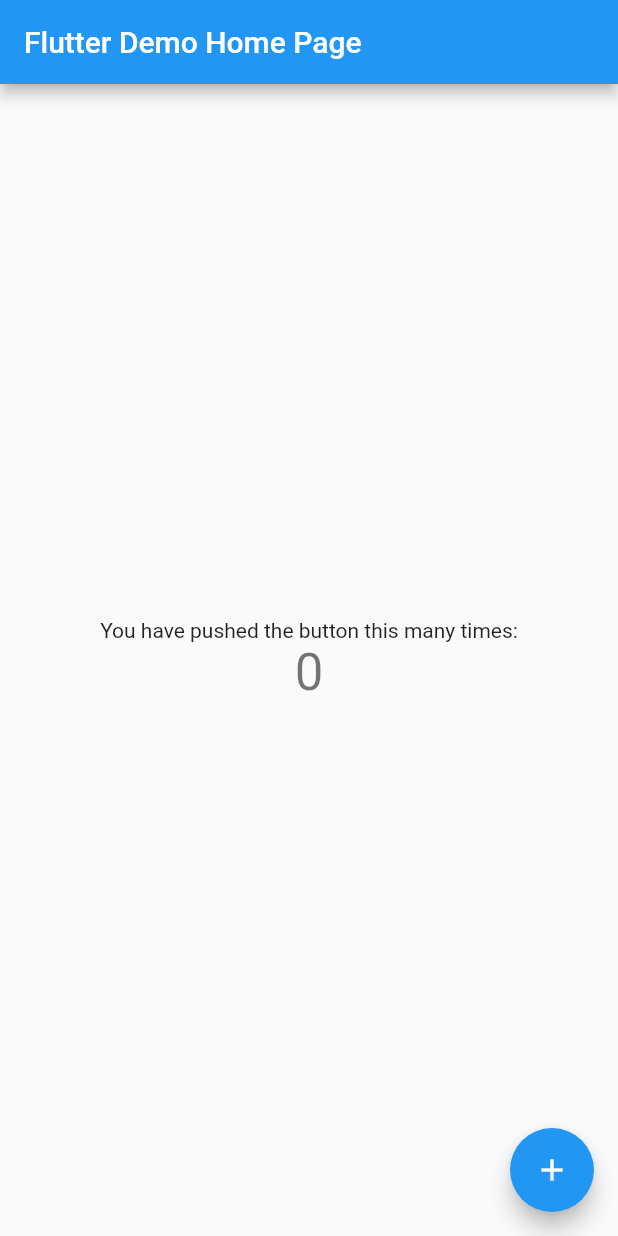
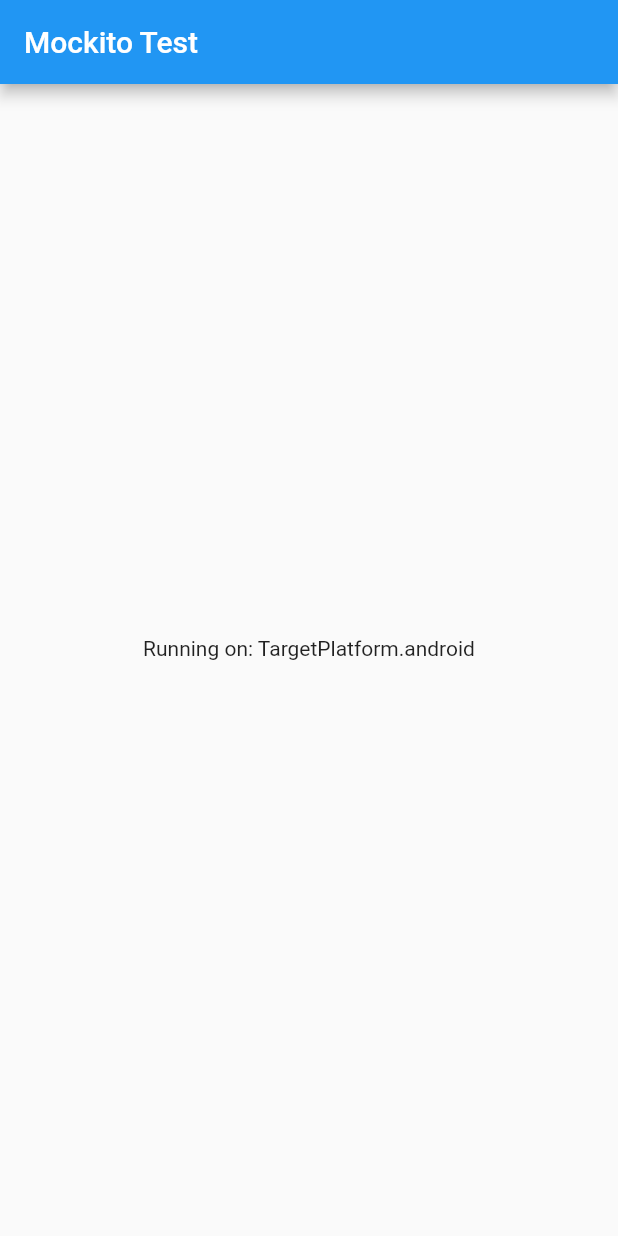
Before and after one commit to sababuvercetti/mockito_test, a Flutter app: the screen it shows after launch, on a phone screen of 412 x 824 dp. Run offline on Flutter 3.47's test engine with Material 2 defaults, Android fonts, the phone set to English and light mode, and no system bars; our stand-ins replace dio; missing offline and left inert: flutter_pretty_dio_logger.

Commit message:
Generated basic UI

```diff
--- a/lib/main.dart
+++ b/lib/main.dart
@@ -7,109 +7,32 @@ void main() {
 class MyApp extends StatelessWidget {
   const MyApp({Key? key}) : super(key: key);
 
-  // This widget is the root of your application.
   @override
   Widget build(BuildContext context) {
     return MaterialApp(
       title: 'Flutter Demo',
       theme: ThemeData(
-        // This is the theme of your application.
-        //
-        // Try running your application with "flutter run". You'll see the
-        // application has a blue toolbar. Then, without quitting the app, try
-        // changing the primarySwatch below to Colors.green and then invoke
-        // "hot reload" (press "r" in the console where you ran "flutter run",
-        // or simply save your changes to "hot reload" in a Flutter IDE).
-        // Notice that the counter didn't reset back to zero; the application
-        // is not restarted.
         primarySwatch: Colors.blue,
+        visualDensity: VisualDensity.adaptivePlatformDensity,
       ),
-      home: const MyHomePage(title: 'Flutter Demo Home Page'),
+      home: const MyHomePage(),
     );
   }
 }
 
-class MyHomePage extends StatefulWidget {
-  const MyHomePage({Key? key, required this.title}) : super(key: key);
-
-  // This widget is the home page of your application. It is stateful, meaning
-  // that it has a State object (defined below) that contains fields that affect
-  // how it looks.
-
-  // This class is the configuration for the state. It holds the values (in this
-  // case the title) provided by the parent (in this case the App widget) and
-  // used by the build method of the State. Fields in a Widget subclass are
-  // always marked "final".
-
-  final String title;
-
-  @override
-  State<MyHomePage> createState() => _MyHomePageState();
-}
-
-class _MyHomePageState extends State<MyHomePage> {
-  int _counter = 0;
-
-  void _incrementCounter() {
-    setState(() {
-      // This call to setState tells the Flutter framework that something has
-      // changed in this State, which causes it to rerun the build method below
-      // so that the display can reflect the updated values. If we changed
-      // _counter without calling setState(), then the build method would not be
-      // called again, and so nothing would appear to happen.
-      _counter++;
-    });
-  }
+class MyHomePage extends StatelessWidget {
+  const MyHomePage({Key? key}) : super(key: key);
 
   @override
   Widget build(BuildContext context) {
-    // This method is rerun every time setState is called, for instance as done
-    // by the _incrementCounter method above.
-    //
-    // The Flutter framework has been optimized to make rerunning build methods
-    // fast, so that you can just rebuild anything that needs updating rather
-    // than having to individually change instances of widgets.
+    var _platformVersion = Theme.of(context).platform;
     return Scaffold(
       appBar: AppBar(
-        // Here we take the value from the MyHomePage object that was created by
-        // the App.build method, and use it to set our appbar title.
-        title: Text(widget.title),
+        title: const Text('Mockito Test'),
       ),
       body: Center(
-        // Center is a layout widget. It takes a single child and positions it
-        // in the middle of the parent.
-        child: Column(
-          // Column is also a layout widget. It takes a list of children and
-          // arranges them vertically. By default, it sizes itself to fit its
-          // children horizontally, and tries to be as tall as its parent.
-          //
-          // Invoke "debug painting" (press "p" in the console, choose the
-          // "Toggle Debug Paint" action from the Flutter Inspector in Android
-          // Studio, or the "Toggle Debug Paint" command in Visual Studio Code)
-          // to see the wireframe for each widget.
-          //
-          // Column has various properties to control how it sizes itself and
-          // how it positions its children. Here we use mainAxisAlignment to
-          // center the children vertically; the main axis here is the vertical
-          // axis because Columns are vertical (the cross axis would be
-          // horizontal).
-          mainAxisAlignment: MainAxisAlignment.center,
-          children: <Widget>[
-            const Text(
-              'You have pushed the button this many times:',
-            ),
-            Text(
-              '$_counter',
-              style: Theme.of(context).textTheme.headline4,
-            ),
-          ],
-        ),
+        child: Text('Running on: $_platformVersion\n'),
       ),
-      floatingActionButton: FloatingActionButton(
-        onPressed: _incrementCounter,
-        tooltip: 'Increment',
-        child: const Icon(Icons.add),
-      ), // This trailing comma makes auto-formatting nicer for build methods.
     );
   }
 }
```
